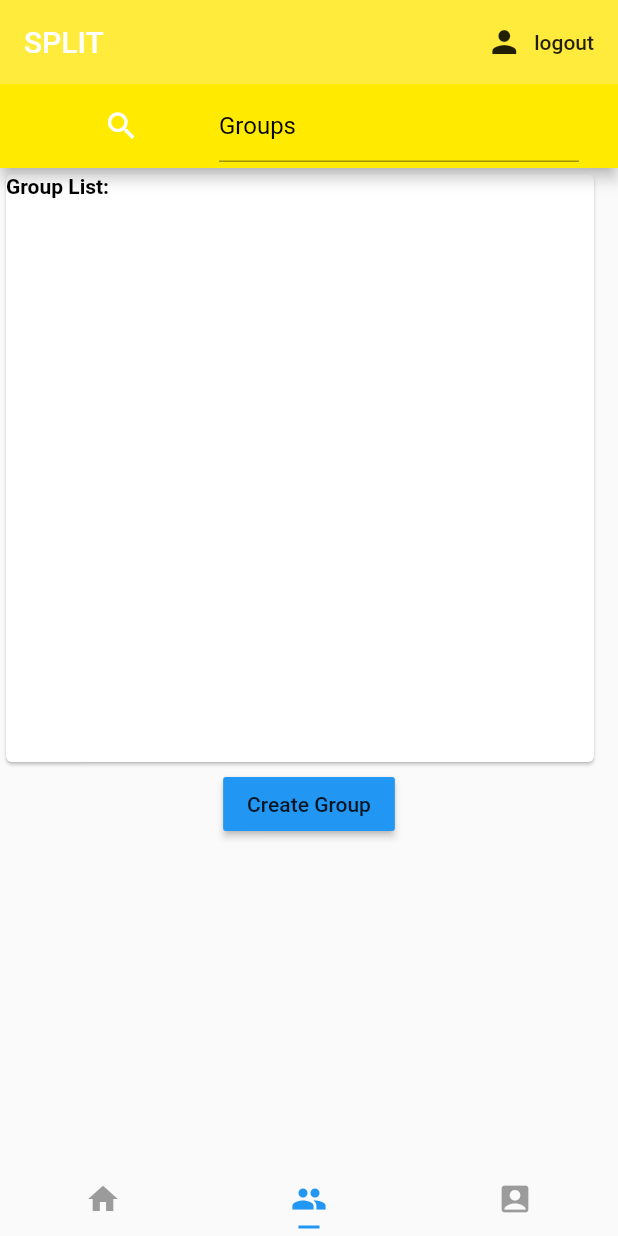
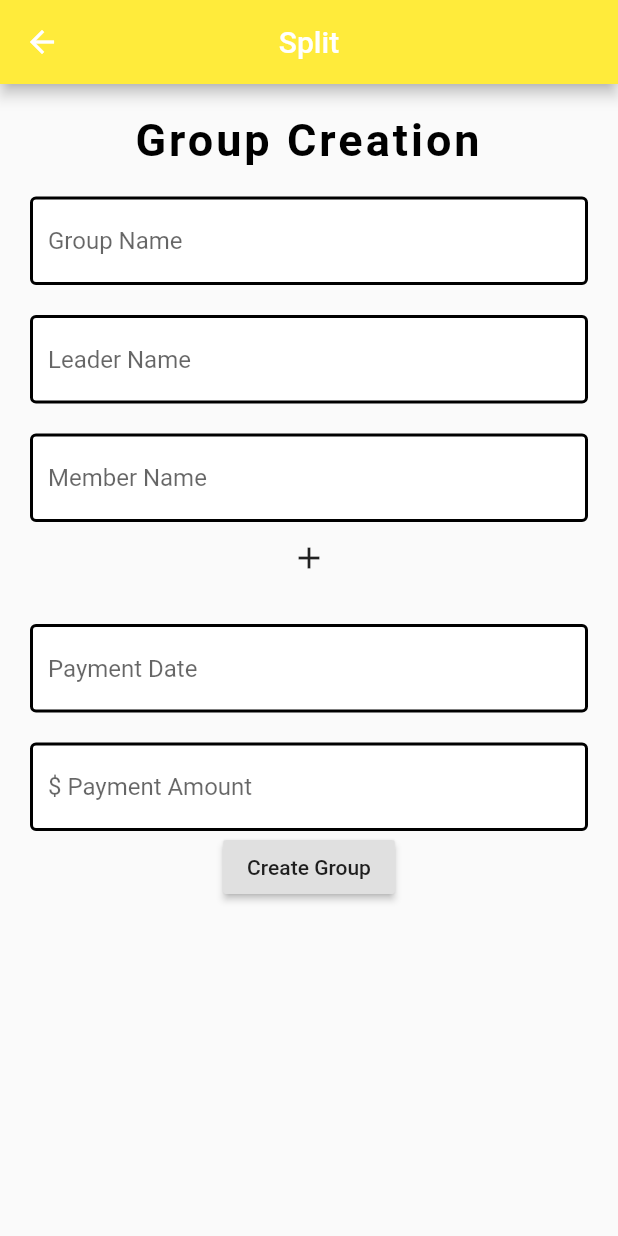
Before and after one commit to ChicoState/SPLIT, a Flutter app: the screen it shows once a user with an empty profile is signed in, item 2 of the bottom bar chosen, after a tap on "Create Group", on a phone screen of 412 x 824 dp. Run offline on Flutter 3.47's test engine with Material 2 defaults, Android fonts, the phone set to English and light mode, and no system bars; our stand-ins replace cloud_firestore, firebase_auth, firebase_core, flutter_datetime_picker, flutter_spinkit, googleapis_auth and 3 more; missing offline and left inert: dart:ffi, googleapis; accounts and stored records are empty.

```diff
--- /dev/null
+++ b/lib/Models/appUser.dart
@@ -0,0 +1,7 @@
+class AppUser {
+  final String uid;
+  final String name;
+  final String email;
+
+  AppUser({required this.uid, required this.name, required this.email});
+}
--- a/lib/Models/user.dart
+++ b/lib/Models/user.dart
@@ -1,6 +1,6 @@
 class MyUser{
   final String? uid;
 
-  MyUser({this.uid});
+  MyUser({ this.uid });
 
 }
--- a/lib/Screens/Authenticate/register.dart
+++ b/lib/Screens/Authenticate/register.dart
@@ -1,11 +1,12 @@
 import 'package:flutter/material.dart';
+import 'package:flutter/services.dart';
 import 'package:split/Services/auth.dart';
 import 'package:split/shared/constants.dart';
 
 class Register extends StatefulWidget {
 
   final Function toggleView;
-  Register({required this.toggleView});
+  const Register({required this.toggleView});
 
   @override
   State<Register> createState() => _RegisterState();
@@ -14,11 +15,15 @@ class Register extends StatefulWidget {
 class _RegisterState extends State<Register> {
   final AuthService _auth = AuthService();//so we can use the sign in class
   final _formKey = GlobalKey<FormState>();
+  bool loading = false;
 
   //text field state
   String email = '';
   String password = '';
   String error = '';
+  String fullName = '';
+  bool notifications = false;
+
 
   @override
   Widget build(BuildContext context) {
@@ -27,38 +32,63 @@ class _RegisterState extends State<Register> {
       appBar: AppBar(
         backgroundColor: Colors.red,
         elevation: 0.0,
-        title: Text('Sign up to SPLIT'),
+        title: const Text('Sign Up for SPLIT'),
         actions: <Widget> [
           FlatButton.icon(
-              icon: Icon(Icons.person),
-              label: Text('Sign In'),
+              icon: const Icon(Icons.person),
+              label: const Text('Sign In'),
               onPressed: () => widget.toggleView(),
           )
         ],
 
       ),
-      body: Container(//where the sign in page is
-        padding: EdgeInsets.symmetric(vertical: 20.0, horizontal: 50.0),
+      body: SingleChildScrollView(
+        child: Container(//where the sign in page is
+          padding: const EdgeInsets.symmetric(vertical: 20.0, horizontal: 50.0),
           child: Form(
             key: _formKey,
+            child: SingleChildScrollView(
               child: Column(
                 children: <Widget> [
-              SizedBox(height: 20.0),//Email stuff
+                  const Text(
+                    "Register",
+                    style: TextStyle(
+                      fontWeight: FontWeight.bold,
+                      fontSize: 30,
+                    ),
+                  ),
+                  const SizedBox(height: 20.0),//Name stuff
+                  TextFormField(
+                      decoration: textInputDecoration.copyWith(hintText: 'Full Name'),
+                      keyboardType: TextInputType.name,
+                      textInputAction: TextInputAction.next,
+                      validator: (String?val){//making sure the email form is filled
+                        if(val != null && val.isEmpty){
+                          return "Name can't be empty";
+                        }
+                        return null;
+                      },
+
+                      onChanged: (val){setState(() => fullName = val.trim());}
+                  ),
+                  const SizedBox(height: 20.0),//Email stuff
                   TextFormField(
                     decoration: textInputDecoration.copyWith(hintText: 'Email'),
                     keyboardType: TextInputType.emailAddress,
+                    textInputAction: TextInputAction.next,
                     validator: (String?val){//making sure the email form is filled
                       if(val != null && val.isEmpty){
                         return "Email can't be empty";
                       }
                       return null;
                     },
-
                     onChanged: (val){setState(() => email = val.trim());}
                   ),
-              SizedBox(height: 20.0),//Password stuff
+                  const SizedBox(height: 20.0),//Password stuff
                   TextFormField(
                       decoration: textInputDecoration.copyWith(hintText: 'Password'),
+                      keyboardType: TextInputType.visiblePassword,
+                      textInputAction: TextInputAction.done,
                       obscureText: true,
                       validator: (String?val){//making sure the password form is filled
                         if(val != null && val.length < 6){
@@ -68,30 +98,56 @@ class _RegisterState extends State<Register> {
                       },
                       onChanged: (val){setState(() => password = val.trim());}
                   ),
-              SizedBox(height: 20.0),//sign in button
+                  const SizedBox(height: 20.0),//notifications
+                  Row(
+                    mainAxisAlignment: MainAxisAlignment.center,
+                    crossAxisAlignment: CrossAxisAlignment.center,
+                    children: <Widget> [
+                      //put in if notifications are enabled or not
+                      const Text("Notifications: "),
+                      //for the notifications options
+                      Switch(
+                        value: notifications,
+                        onChanged: (value) {
+                          setState(() {
+                            notifications = value;
+                            print(notifications);
+                          });
+                        },
+                        activeTrackColor: Colors.lightGreenAccent,
+                        activeColor: Colors.green,
+                      ),
+                    ],
+                  ),
+                  const SizedBox(height: 20.0),//sign in button
                   RaisedButton(
                       color: Colors.red,
-                  child: Text(
+                      child: const Text(
                         'Register',
                         style: TextStyle(color: Colors.white),
                       ),
                       onPressed: () async{
                         if(_formKey.currentState!.validate()){
-                      dynamic result = await _auth.registerWithEmailAndPassword(email.trim(), password.trim());
+                          //loading screen
+                          setState(() => loading = true);
+                          dynamic result = await _auth.registerWithEmailAndPassword(email.trim(), password.trim(), fullName.trim(), notifications);
                           if(result == null){
                             setState(() {
                               error = 'Please supply a valid email';
+                              loading = false;
                             });
                           }
                         }
                       }
                   ),
-              SizedBox(height: 15.0),
+                  const SizedBox(height: 15.0),
                   Text(
                     error,
-                style: TextStyle(color: Colors.red, fontSize: 14.0),
+                    style: const TextStyle(color: Colors.red, fontSize: 14.0),
                   ),
                 ],
+              ),
+            ),
           ),
         ),
       ),
--- a/lib/Screens/Authenticate/sign_in.dart
+++ b/lib/Screens/Authenticate/sign_in.dart
@@ -1,10 +1,11 @@
 import 'package:flutter/material.dart';
 import 'package:split/Services/auth.dart';
 import 'package:split/shared/constants.dart';
+import 'package:split/shared/loading.dart';
 
 class SignIn extends StatefulWidget {
   final Function toggleView;
-  SignIn({required this.toggleView});
+  const SignIn({required this.toggleView});
 
   @override
   State<SignIn> createState() => _SignInState();
@@ -14,6 +15,7 @@ class _SignInState extends State<SignIn> {
 
   final AuthService _auth = AuthService();//so we can use the sign in class
   final _formKey = GlobalKey<FormState>();
+  bool loading = false;
 
   //text field state
   String email = '';
@@ -22,29 +24,39 @@ class _SignInState extends State<SignIn> {
 
   @override
   Widget build(BuildContext context) {//makes the sign in screen
-    return Scaffold(
+    return loading ? Loading() : Scaffold(
       backgroundColor: Colors.white,
       appBar: AppBar(
         backgroundColor: Colors.red,
         elevation: 0.0,
-        title: Text('Sign in to SPLIT'),
-        actions: <Widget>[//buttton that switches between sign in and register
+        title: const Text('Sign In to SPLIT'),
+        actions: <Widget>[//button that switches between sign in and register
           FlatButton.icon(
-            icon: Icon(Icons.person),
-            label: Text('Register'),
+            key: const Key("register"),
+            icon: const Icon(Icons.person),
+            label: const Text('Register'),
             onPressed: () => widget.toggleView(),
           )
         ],
       ),
-      body: Container(//where the sign in page is
-        padding: EdgeInsets.symmetric(vertical: 20.0, horizontal: 50.0),
+      body: SingleChildScrollView(
+        child: Container(//where the sign in page is
+          padding: const EdgeInsets.symmetric(vertical: 20.0, horizontal: 50.0),
           child: Form(
             key: _formKey,
             child: Column(
               children: <Widget> [
-              SizedBox(height: 20.0),//Email stuff
+              const Text(
+              "Sign In",
+              style: TextStyle(
+                fontWeight: FontWeight.bold,
+                fontSize: 30,
+              ),
+              ),
+                const SizedBox(height: 20.0),//Email stuff
                 TextFormField(
                     decoration: textInputDecoration.copyWith(hintText: 'Email'),
+                    textInputAction: TextInputAction.next,
                   validator: (String?val){//making sure the email form is filled
                     if(val != null && val.isEmpty){
                       return "Email can't be empty";
@@ -53,9 +65,10 @@ class _SignInState extends State<SignIn> {
                   },
                   onChanged: (val){setState(() => email = val.trim());}
                 ),
-              SizedBox(height: 20.0),//Password stuff
+                const SizedBox(height: 20.0),//Password stuff
                 TextFormField(
                     decoration: textInputDecoration.copyWith(hintText: 'Password'),
+                    textInputAction: TextInputAction.done,
                   obscureText: true,
                   validator: (String?val){//making sure the password form is filled
                     if(val != null && val.length < 6){
@@ -65,30 +78,36 @@ class _SignInState extends State<SignIn> {
                   },
                   onChanged: (val){setState(() => password = val.trim());}
                 ),
-              SizedBox(height: 20.0),//sign in button
+                const SizedBox(height: 20.0),//sign in button
                 RaisedButton(
                   color: Colors.red,
-                child: Text(
-                  'Sign in',
+                  child: const Text(
+                    'Sign In',
                     style: TextStyle(color: Colors.white),
                   ),
                   onPressed: () async{
                     if(_formKey.currentState!.validate()){
+                      //loading screen
+                      setState(() => loading = true);
                       dynamic result = await _auth.signInWithEmailAndPassword(email.trim(), password.trim());
+                      //print(result);
                       if(result == null){
                         setState(() {
                           error = 'Could not sign in';
+                          loading = false;
+                          //print(result);
                         });
                       }
                     }
                   }
                 ),
-              SizedBox(height: 15.0),
+                const SizedBox(height: 15.0),
                 Text(
                   error,
-                style: TextStyle(color: Colors.red, fontSize: 14.0),
+                  style: const TextStyle(color: Colors.red, fontSize: 14.0),
                 ),
               ],
+            ),
           ),
         ),
       ),
--- /dev/null
+++ b/lib/Screens/Groups/Create Groups.dart
@@ -0,0 +1,162 @@
+import 'package:flutter/material.dart';
+import 'package:split/shared/constants.dart';
+import 'package:split/Screens/wrapper.dart';
+
+class Create_Group extends StatefulWidget {
+  @override
+  State<Create_Group> createState() => _Create_GroupState();
+}
+
+class _Create_GroupState extends State<Create_Group> {
+
+  //variables
+  final List<String> memberNames = [];
+  String groupName = '';
+  String leaderName = '';
+  String memberName = '';
+  String payment = '';
+  var paymentDate = '';
+  var groupCreation = '';
+
+  double calculate(double payment, int members) {
+    double split = 0.00;
+    split = payment/members;
+    return split;
+  }
+
+  void addnames(String memberName) {
+    String name = memberName;
+    if (name == '') {
+      print("empty");
+    } else {
+      memberNames.add(memberName);
+      print(memberName);
+    }
+  }
+
+  @override
+  Widget build(BuildContext context) {
+    return Scaffold(
+      appBar: AppBar(
+        title: const Text('Split'),
+        centerTitle: true,
+        backgroundColor: Colors.yellow,
+      ),
+      body: SingleChildScrollView(
+        child: Padding(
+          padding: EdgeInsets.all(20),
+          child: Column(
+            children: <Widget>[
+              const Text(
+                "Group Creation",
+                textAlign: TextAlign.center,
+                style: TextStyle(
+                  color: Colors.black,
+                  letterSpacing: 2.0,
+                  fontSize: 30.0,
+                  fontWeight: FontWeight.bold,
+                ),
+              ),
+              const SizedBox(height: 20.0),//Group Name stuff
+              TextFormField(
+                  decoration: textInputDecoration.copyWith(hintText: 'Group Name'),
+                  textInputAction: TextInputAction.next,
+                  validator: (String?val){//making sure the Group Name is filled
+                    if(val != null && val.isEmpty){
+                      return "Group Name can't be empty";
+                    }
+                    return null;
+                  },
+                  onChanged: (val){setState(() => groupName = val.trim());}
+              ),
+              const SizedBox(height: 20.0),//Group Leader Name stuff
+              TextFormField(
+                  decoration: textInputDecoration.copyWith(hintText: 'Leader Name'),
+                  textInputAction: TextInputAction.next,
+                  validator: (String?val){//making sure the Leader Name is filled
+                    if(val != null && val.isEmpty){
+                      return "Leader Name can't be empty";
+                    }
+                    return null;
+                  },
+                  onChanged: (val){setState(() => leaderName = val.trim());}
+              ),
+
+              const SizedBox(height: 20.0),//Member Name stuff
+
+
+              TextFormField(
+                  decoration: textInputDecoration.copyWith(hintText: 'Member Name'),
+                  textInputAction: TextInputAction.next,
+                  validator: (String?val){//making sure the email form is filled
+                    if(val != null && val.isEmpty){
+                      return "Member Name can't be empty";
+                    }
+                    return null;
+                  },
+                  onChanged: (val) async {
+                    setState(() => memberName = val.trim());
+                    //addnames(memberName);
+                  }
+              ),
+              IconButton(
+                onPressed: () {
+                  if(memberName.isNotEmpty) {
+                    addnames(memberName);
+                  }
+                },
+                icon: const Icon(Icons.add),
+              ),
+
+              const SizedBox(height: 20.0),//Payment Date stuff
+              TextFormField(
+                  decoration: textInputDecoration.copyWith(hintText: 'Payment Date'),
+                  textInputAction: TextInputAction.next,
+                  keyboardType: TextInputType.datetime,
+                  validator: (String?val){//making sure the email form is filled
+                    if(val != null && val.isEmpty){
+                      return "Payment Date can't be empty";
+                    }
+                    return null;
+                  },
+                  onChanged: (val){setState(() => paymentDate = val.trim());}
+              ),
+              const SizedBox(height: 20.0),//Payment Amount stuff
+              TextFormField(
+                  decoration: textInputDecoration.copyWith(hintText: '\$ Payment Amount'),
+                  textInputAction: TextInputAction.done,
+                  keyboardType: TextInputType.number,
+                  validator: (String?val){//making sure the email form is filled
+                    if(val != null && val.isEmpty){
+                      return "Payment Amount can't be empty";
+                    }
+                    return null;
+                  },
+                  onChanged: (val){setState(() => payment = val.trim());}
+              ),
+              RaisedButton(
+                onPressed: () async {
+                  DateTime now = DateTime.now();
+                  var payment1 = double.parse(payment);
+                  print(now);
+                  print(groupName);
+                  print(leaderName);
+                  print(memberNames);
+                  print(paymentDate);
+                  print(payment1);
+                  double total = calculate(payment1, memberNames.length);
+                  print(total);
+                  Navigator.defaultRouteName;
+                  Navigator.pushNamed(context, '/Group');
+                },
+                child: const Text(
+                    "Create Group"),
+
+              ),
+            ],
+          ),
+        ),
+      ),
+    );
+  }
+}
--- a/lib/main.dart
+++ b/lib/main.dart
@@ -4,6 +4,8 @@ import 'package:split/Models/user.dart';
 import 'package:split/Screens/wrapper.dart';
 import 'package:firebase_core/firebase_core.dart';
 import 'package:split/Services/auth.dart';
+import 'package:split/Screens/Groups/Create Groups.dart';
+import 'package:split/Screens/Home/home.dart';
 
 
 
@@ -24,6 +26,10 @@ class MyApp extends StatelessWidget {
       value: AuthService().user,
         child: MaterialApp(
           home: Wrapper(),
+          routes: {
+            '/createGroup' : (context) => Create_Group(),
+            '/Group' : (context) => const Group(),
+          },
       ),
     );
   }
--- a/lib/shared/constants.dart
+++ b/lib/shared/constants.dart
@@ -4,9 +4,9 @@ const textInputDecoration = InputDecoration(
   fillColor: Colors.white,
   filled: true,
   enabledBorder: OutlineInputBorder(
-      borderSide: BorderSide(color: Colors.grey, width: 2.0)
+      borderSide: BorderSide(color: Colors.black, width: 2.0)
   ),
   focusedBorder: OutlineInputBorder(
-      borderSide: BorderSide(color: Colors.grey, width: 2.0)
+      borderSide: BorderSide(color: Colors.blue, width: 2.0)
   ),
 );
--- a/lib/shared/loading.dart
+++ b/lib/shared/loading.dart
@@ -3,14 +3,13 @@ import 'package:flutter_spinkit/flutter_spinkit.dart';
 
 class Loading extends StatelessWidget {
   const Loading({Key? key}) : super(key: key);
-
   @override
   Widget build(BuildContext context) {
     return Container(
-      color: Colors.grey,
+      color: Colors.white,
       child: Center(
         child: SpinKitChasingDots(
-          color: Colors.grey,
+          color: Colors.blue,
           size: 50.0,
         ),
       ),
--- a/pubspec.yaml
+++ b/pubspec.yaml
@@ -43,6 +43,8 @@ dependencies:
 
 dev_dependencies:
   flutter_test:
+    sdk: flutter
+  integration_test:
     sdk: flutter
 
   # The "flutter_lints" package below contains a set of recommended lints to
```
Also changed, not shown: lib/Screens/Home/home.dart (+24 -36 lines), lib/Screens/Home/users_list.dart (added, +29 -0 lines), lib/Services/auth.dart (+12 -5 lines), lib/Services/database.dart (+32 -7 lines), pubspec.lock, 9 other files. Lines whose indentation alone changed are shown as unchanged.
